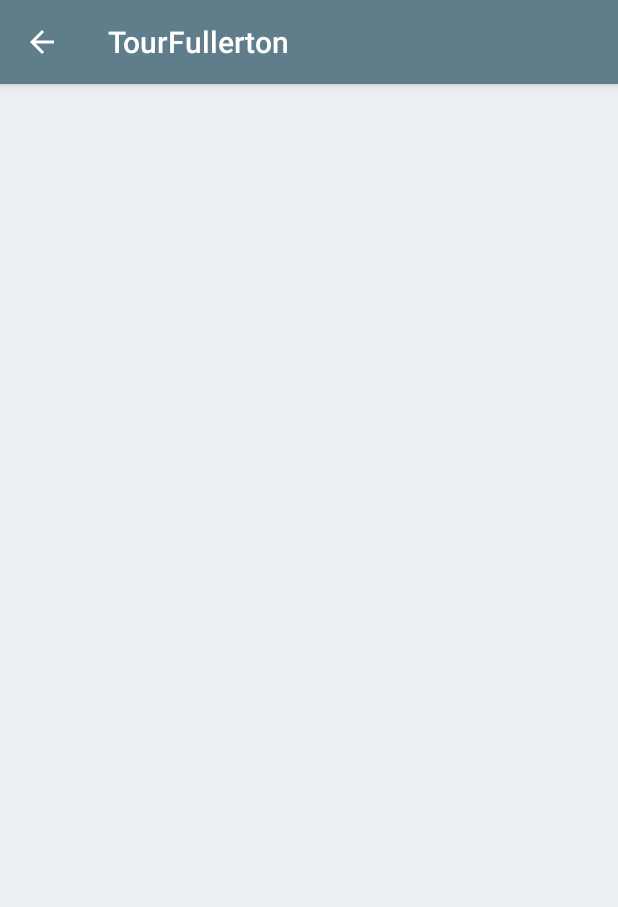
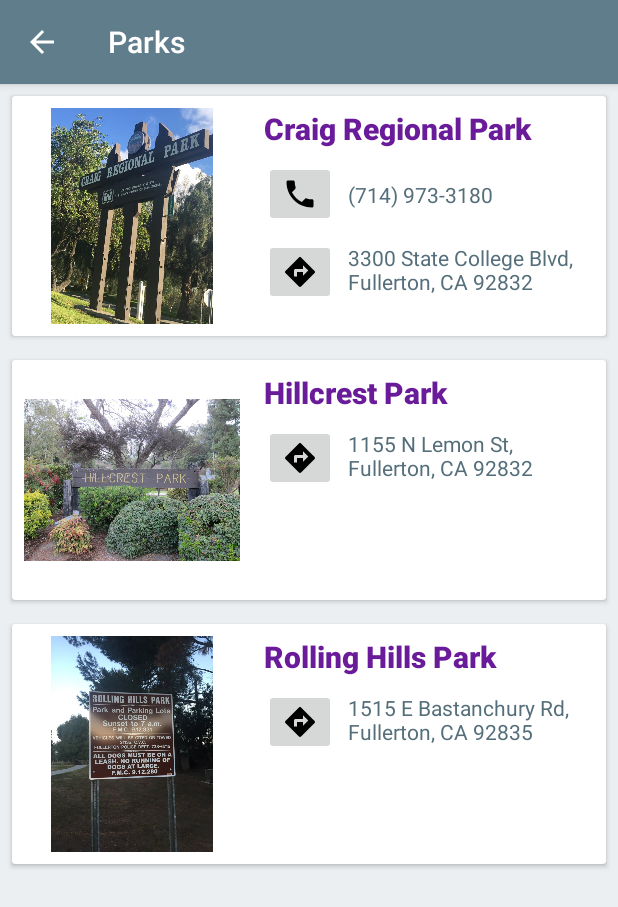
Before and after one commit to sijanr/TourFullerton, an Android app: the screen it shows after launch (SelectedItemActivity), after a tap on "PARKS", on a phone screen of 412 x 824 dp. Shown: the top 907 px of the screen. Run offline under Robolectric (Android 15) with nearby library versions, the light colour scheme and no system bars.

Commit message:
Add few of the parks in Fullerton to the list

```diff
--- a/app/src/main/java/com/example/android/tourfullerton/SelectedItemActivity.java
+++ b/app/src/main/java/com/example/android/tourfullerton/SelectedItemActivity.java
@@ -56,6 +56,14 @@ public class SelectedItemActivity extends AppCompatActivity {
                 selectedItemArrayList.add(new SelectedItem(R.drawable.california_state_fullerton, "California State University, Fullerton", "(657) 278-2011", "800 N. State College Blvd, Fullerton, CA 92831"));
                 break;
 
+            //if the user selects parks
+            case PARKS:
+                getSupportActionBar().setTitle("Parks");
+                selectedItemArrayList.clear();
+                selectedItemArrayList.add(new SelectedItem(R.drawable.craig_park, "Craig Regional Park", "(714) 973-3180", "3300 State College Blvd, Fullerton, CA 92832"));
+                selectedItemArrayList.add(new SelectedItem(R.drawable.hillcrest_park, "Hillcrest Park", "", "1155 N Lemon St, Fullerton, CA 92832"));
+                selectedItemArrayList.add(new SelectedItem(R.drawable.rolling_hills_park, "Rolling Hills Park", "", "1515 E Bastanchury Rd, Fullerton, CA 92835"));
+
 
         }
 
--- a/app/src/main/java/com/example/android/tourfullerton/SelectedItemListAdapter.java
+++ b/app/src/main/java/com/example/android/tourfullerton/SelectedItemListAdapter.java
@@ -6,6 +6,7 @@ import android.support.v7.widget.RecyclerView;
 import android.view.LayoutInflater;
 import android.view.View;
 import android.view.ViewGroup;
+import android.widget.ImageButton;
 import android.widget.ImageView;
 import android.widget.TextView;
 
@@ -31,6 +32,7 @@ public class SelectedItemListAdapter extends RecyclerView.Adapter<SelectedItemLi
         private TextView itemTitle;
         private TextView itemPhone;
         private TextView itemLocation;
+        private ImageButton itemPhoneButton;
 
         //constructor to get the views that need to be used to populate with the list data
         public ItemsViewHolder(View itemView) {
@@ -39,6 +41,7 @@ public class SelectedItemListAdapter extends RecyclerView.Adapter<SelectedItemLi
             itemTitle = itemView.findViewById(R.id.text_title);
             itemPhone = itemView.findViewById(R.id.phone_text_view);
             itemLocation = itemView.findViewById(R.id.location_text_view);
+            itemPhoneButton = itemView.findViewById(R.id.phone_button);
         }
     }
 
@@ -57,7 +60,13 @@ public class SelectedItemListAdapter extends RecyclerView.Adapter<SelectedItemLi
     public void onBindViewHolder(@NonNull SelectedItemListAdapter.ItemsViewHolder itemsViewHolder, int i) {
         itemsViewHolder.itemImage.setImageResource(itemArrayList.get(i).getImageResourceID());
         itemsViewHolder.itemTitle.setText(itemArrayList.get(i).getItemTitle());
-        itemsViewHolder.itemPhone.setText(itemArrayList.get(i).getItemPhoneNumber());
+        if(itemArrayList.get(i).getItemPhoneNumber().equals("")){
+            itemsViewHolder.itemPhone.setVisibility(View.GONE);
+            itemsViewHolder.itemPhoneButton.setVisibility(View.GONE);
+        }
+        else{
+            itemsViewHolder.itemPhone.setText(itemArrayList.get(i).getItemPhoneNumber());
+        }
         itemsViewHolder.itemLocation.setText(itemArrayList.get(i).getItemAddress());
 
     }
```
Also changed, not shown: app/src/main/res/drawable/craig_park.jpg (added), app/src/main/res/drawable/hillcrest_park.jpg (added), app/src/main/res/drawable/rolling_hills_park.jpg (added).
